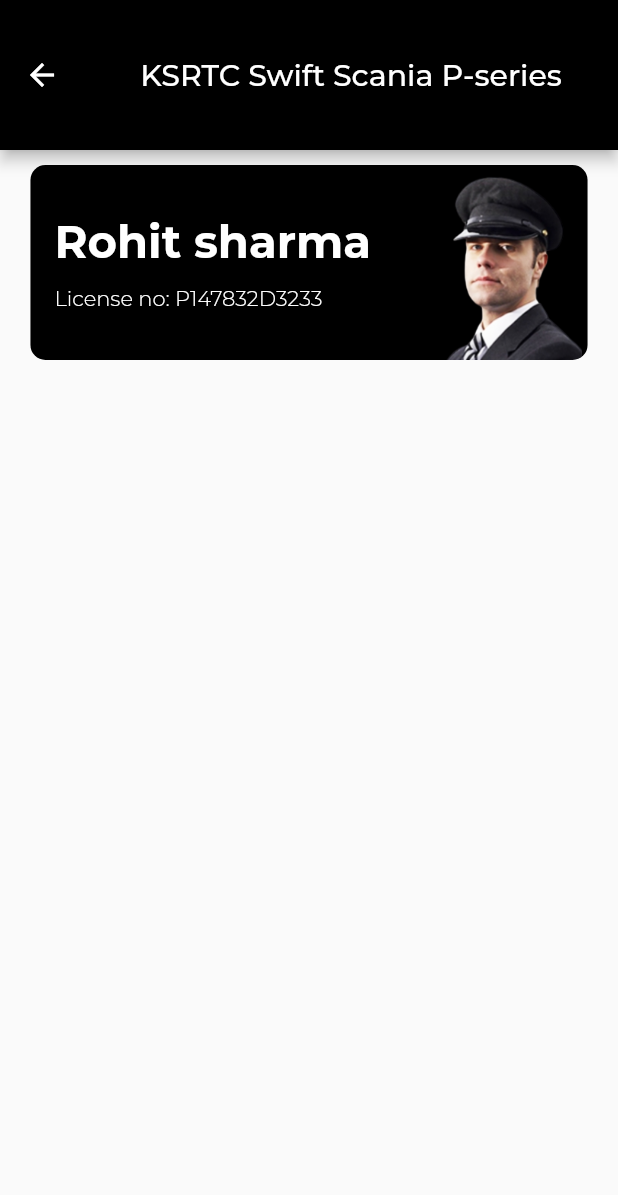
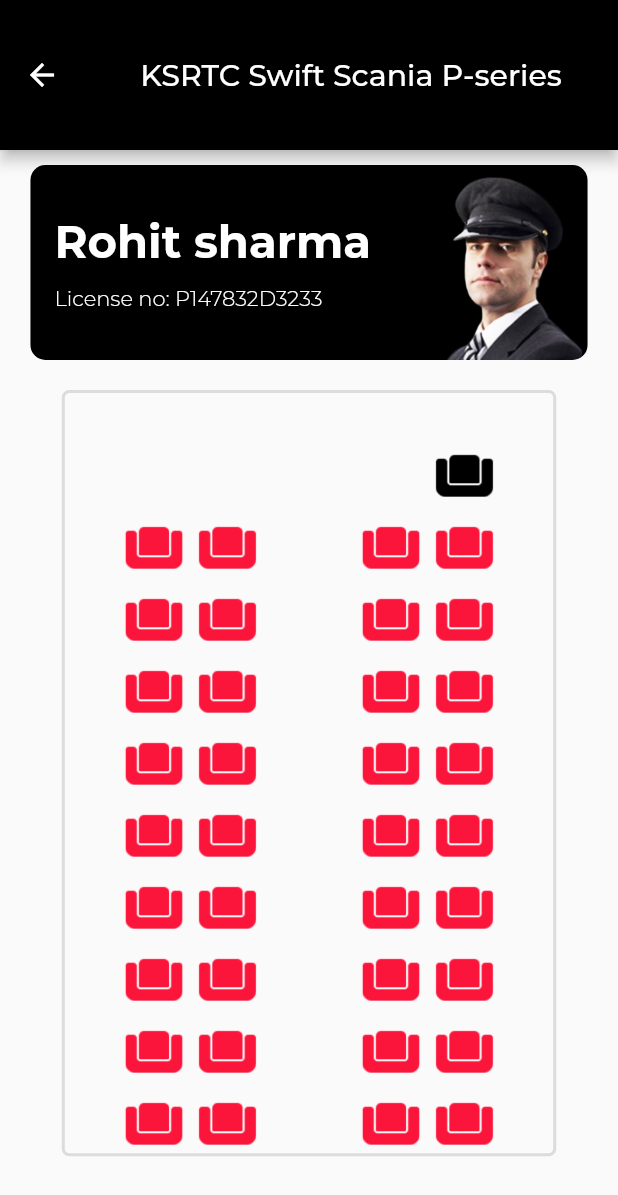
Before and after one commit to safder2000/moovebe, a Flutter app: the Seat2x2Screen screen opened directly, on a phone screen of 412 x 824 dp. Shown: the top 1195 px of the screen. Run offline on Flutter 3.47's test engine with Material 2 defaults, Android fonts, the phone set to English and light mode, and no system bars; our stand-ins replace bloc, dio, flutter_bloc, google_fonts, shared_preferences; accounts and stored records are empty.

Commit message:
manage bus page👍

```diff
--- a/lib/core/colors.dart
+++ b/lib/core/colors.dart
@@ -1,3 +1,3 @@
 import 'package:flutter/material.dart';
 
-var defaultRed = Colors.redAccent;
+var defaultRed = const Color.fromARGB(255, 252, 21, 59);
--- a/lib/presentation/seat_2x2_screen/seat_2x2_screen.dart
+++ b/lib/presentation/seat_2x2_screen/seat_2x2_screen.dart
@@ -1,7 +1,8 @@
 import 'package:flutter/material.dart';
-import 'package:flutter/src/widgets/container.dart';
-import 'package:flutter/src/widgets/framework.dart';
+
+import 'package:moovebe/core/constents.dart';
 import 'package:moovebe/presentation/seat_2x2_screen/widgets/card_driver.dart';
+import 'package:moovebe/presentation/seat_2x2_screen/widgets/seats.dart';
 
 class Seat2x2Screen extends StatelessWidget {
   const Seat2x2Screen({super.key});
@@ -10,7 +11,7 @@
   Widget build(BuildContext context) {
     return Scaffold(
       appBar: AppBar(
-        title: Center(child: Text('KSRTC Swift Scania P-series')),
+        title: const Center(child: Text('KSRTC Swift Scania P-series')),
         backgroundColor: Colors.black,
         toolbarHeight: 100,
       ),
@@ -22,8 +23,57 @@
             subHeading: 'P147832D3233',
             // imageBox: imageBox,
           ),
+        ),
+        height_10,
+        Container(
+          height: MediaQuery.of(context).size.height * 0.62,
+          width: MediaQuery.of(context).size.width * 0.8,
+          decoration: BoxDecoration(
+            border: Border.all(
+              width: 2.0,
+              color: Colors.black12,
+            ),
+            borderRadius: const BorderRadius.all(
+                Radius.circular(5.0) //                 <--- border radius here
+                ),
+          ),
+          child: Column(
+            children: [
+              height_20,
+              height_10,
+              const Driver_seat(),
+              Row(
+                mainAxisSize: MainAxisSize.min,
+                mainAxisAlignment: MainAxisAlignment.center,
+                children: [
+                  const Seat_single_column(),
+                  const Seat_single_column(),
+                  width_20,
+                  width_20,
+                  width_20,
+                  const Seat_single_column(),
+                  const Seat_single_column(),
+                ],
+              ),
+            ],
+          ),
         )
       ]),
     );
   }
 }
+
+
+// class Seat_1_column extends StatelessWidget {
+//   const Seat_1_column({
+//     Key? key,
+//   }) : super(key: key);
+
+//   @override
+//   Widget build(BuildContext context) {
+//     return ListView.builder(
+//         shrinkWrap: true,
+//         itemCount: 9,
+//         itemBuilder: ((context, index) => Seat_1()));
+//   }
+// }
--- /dev/null
+++ b/lib/presentation/seat_2x2_screen/widgets/seats.dart
@@ -0,0 +1,87 @@
+import 'package:flutter/material.dart';
+import 'package:moovebe/core/constents.dart';
+
+// single seat =================================
+
+class Single_seat extends StatelessWidget {
+  Single_seat({
+    this.color = const Color.fromARGB(255, 252, 21, 59),
+    Key? key,
+  }) : super(key: key);
+  Color color;
+  @override
+  Widget build(BuildContext context) {
+    return Padding(
+      padding: const EdgeInsets.symmetric(vertical: 5.0, horizontal: 3),
+      child: InkWell(
+        child: SizedBox(
+          height: 38,
+          width: 43,
+          child: Image.asset(
+            'lib/assets/img/seat.png',
+            fit: BoxFit.contain,
+            color: color,
+          ),
+        ),
+      ),
+    );
+  }
+}
+
+// Single column ============================
+
+class Seat_single_column extends StatelessWidget {
+  const Seat_single_column({
+    Key? key,
+  }) : super(key: key);
+
+  @override
+  Widget build(BuildContext context) {
+    return Column(
+      mainAxisSize: MainAxisSize.min,
+      children: [
+        Single_seat(),
+        Single_seat(),
+        Single_seat(),
+        Single_seat(),
+        Single_seat(),
+        Single_seat(),
+        Single_seat(),
+        Single_seat(),
+        Single_seat(),
+      ],
+    );
+  }
+}
+
+//Driver seat ========================
+
+class Driver_seat extends StatelessWidget {
+  const Driver_seat({
+    Key? key,
+  }) : super(key: key);
+
+  @override
+  Widget build(BuildContext context) {
+    return Row(
+      mainAxisAlignment: MainAxisAlignment.center,
+      children: [
+        Single_seat(
+          color: const Color.fromARGB(0, 0, 0, 0),
+        ),
+        Single_seat(
+          color: const Color.fromARGB(0, 0, 0, 0),
+        ),
+        width_20,
+        width_20,
+        width_20,
+        Single_seat(
+          color: const Color.fromARGB(0, 0, 0, 0),
+        ),
+        Single_seat(
+          color: Colors.black,
+        ),
+      ],
+    );
+  }
+}
```
